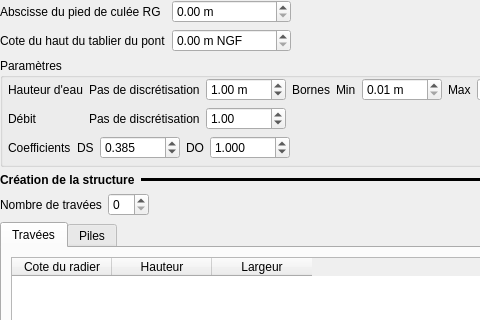
The window that ui/structures/ui_orifice_da.ui (Artelia/Mascaret) describes before a commit, drawn with Qt 5; both pictures show x 0 to 480 and y 0 to 320 of the 641 by 679 pixel window.
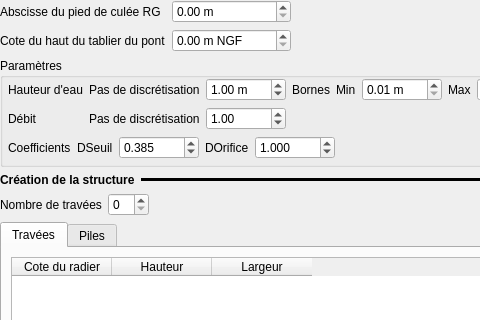
The same window after the commit.

Diff of the .ui file:
```diff
--- a/ui/structures/ui_orifice_da.ui
+++ b/ui/structures/ui_orifice_da.ui
@@ -271,7 +271,7 @@
         <item>
          <widget class="QLabel" name="label_36">
           <property name="text">
-           <string>DS</string>
+           <string>DSeuil</string>
           </property>
          </widget>
         </item>
@@ -297,7 +297,7 @@
         <item>
          <widget class="QLabel" name="label_37">
           <property name="text">
-           <string>DO</string>
+           <string>DOrifice</string>
           </property>
          </widget>
         </item>
```
